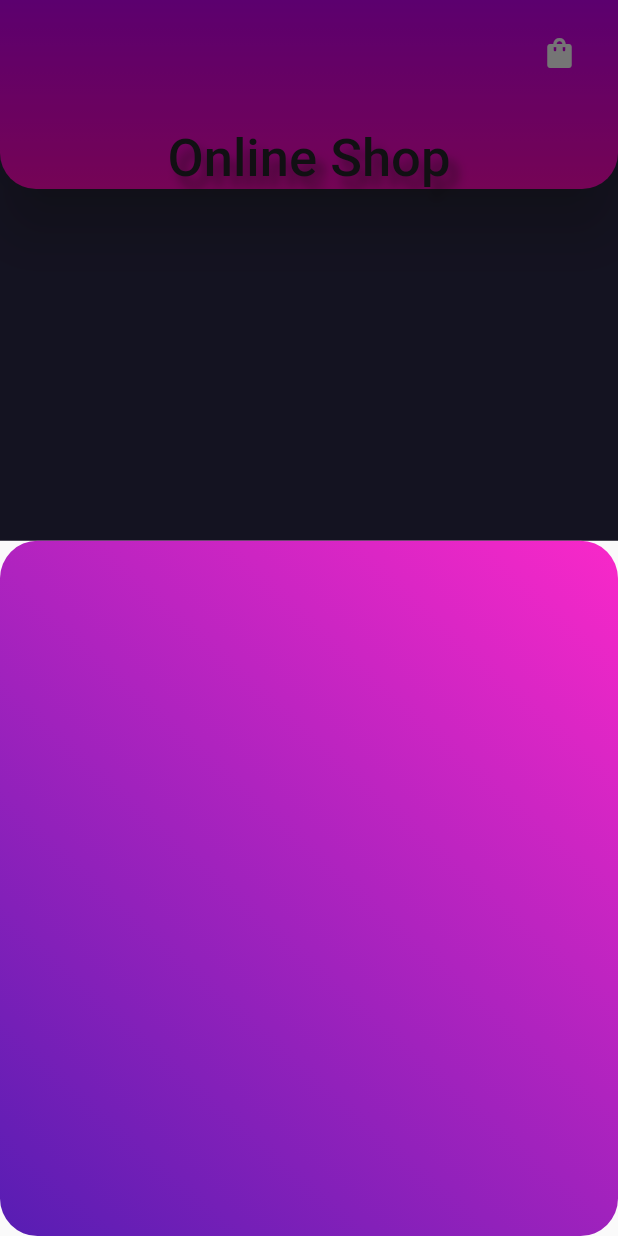
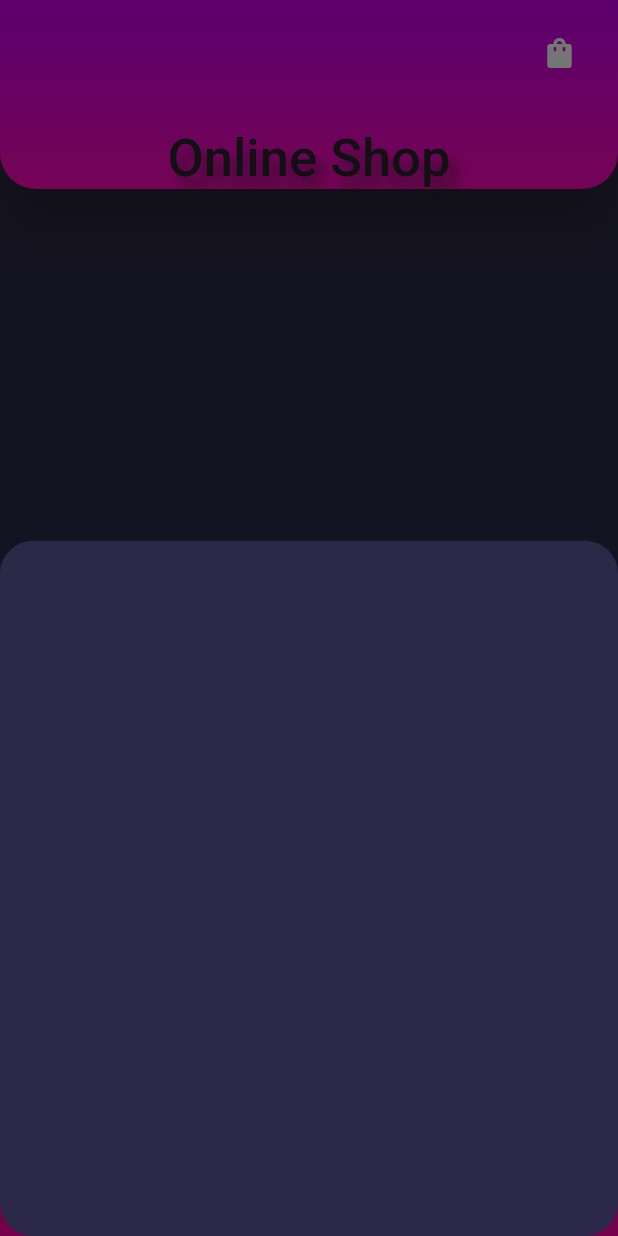
Before and after one commit to iNeedHelpX/customersmartapp, a Flutter app: the screen it shows after launch, item 3 of the bottom bar chosen, after a tap on the "shopping bag" icon, on a phone screen of 412 x 824 dp. Run offline on Flutter 3.47's test engine with Material 2 defaults, Android fonts, the phone set to English and light mode, and no system bars; drawn by our look-alikes of curved_navigation_bar; network calls fail.

```diff
--- a/lib/Views/bar_related/appbar.dart
+++ b/lib/Views/bar_related/appbar.dart
@@ -20,14 +20,14 @@ AppBar pinkAppBar(BuildContext context) {
             ),
             onPressed: () {
               showModalBottomSheet(
+                  backgroundColor: bg,
+                  shape: RoundedRectangleBorder(
+                      borderRadius: BorderRadius.circular(22)),
                   context: context,
                   builder: (BuildContext context) {
                     return Container(
                       height: 600,
-                      decoration: BoxDecoration(
-                        gradient: gradSheet(),
-                        borderRadius: BorderRadius.circular(25),
-                      ),
+                      //decoration: BoxDecoration(gradient: gradSheet()),
                     );
                   });
             },
```
